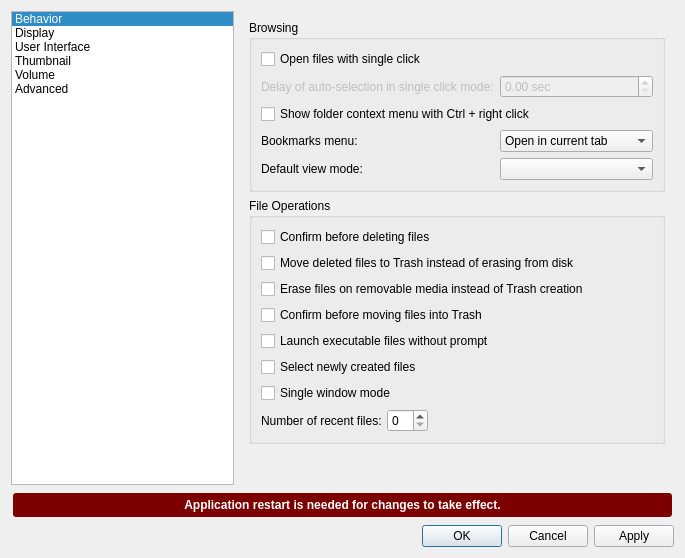
lxqt/pcmanfm-qt, file pcmanfm/preferences.ui: the form before one commit.
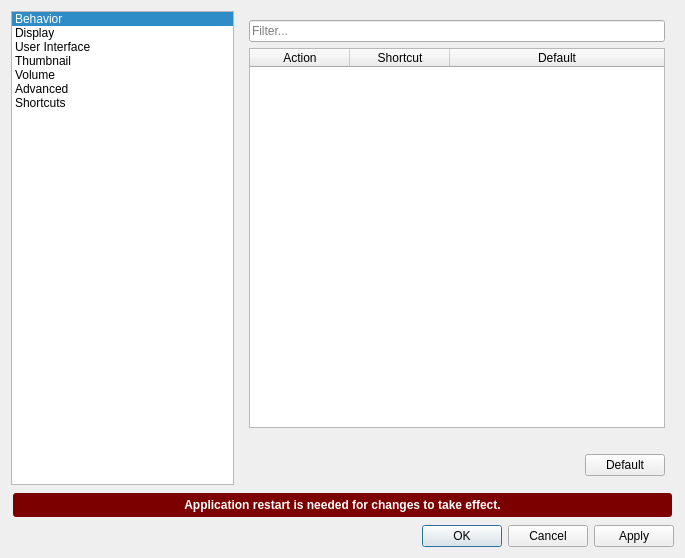
The form after the commit. The open tabs and pages were chosen to show the change.

```diff
--- a/pcmanfm/preferences.ui
+++ b/pcmanfm/preferences.ui
@@ -60,6 +60,11 @@
          <string>Advanced</string>
         </property>
        </item>
+       <item>
+        <property name="text">
+         <string>Shortcuts</string>
+        </property>
+       </item>
       </widget>
      </item>
      <item>
@@ -1022,6 +1027,95 @@
          </item>
         </layout>
        </widget>
+       <widget class="QWidget" name="shortcutsPage">
+        <layout class="QVBoxLayout" name="shortcutsLayout">
+         <item>
+          <widget class="QLineEdit" name="shortcutFilter">
+           <property name="placeholderText">
+            <string>Filter...</string>
+           </property>
+           <property name="clearButtonEnabled">
+            <bool>true</bool>
+           </property>
+          </widget>
+         </item>
+         <item>
+          <widget class="QTableWidget" name="shortcutsTable">
+           <property name="toolTip">
+            <string>Double click a shortcut to change it.
+Use a modifier key to clear a shortcut in the editing mode.</string>
+           </property>
+           <property name="editTriggers">
+            <set>QAbstractItemView::DoubleClicked|QAbstractItemView::EditKeyPressed</set>
+           </property>
+           <property name="selectionMode">
+            <enum>QAbstractItemView::SingleSelection</enum>
+           </property>
+           <property name="selectionBehavior">
+            <enum>QAbstractItemView::SelectRows</enum>
+           </property>
+           <property name="sortingEnabled">
+            <bool>true</bool>
+           </property>
+           <attribute name="horizontalHeaderStretchLastSection">
+            <bool>true</bool>
+           </attribute>
+           <attribute name="verticalHeaderVisible">
+            <bool>false</bool>
+           </attribute>
+           <column>
+            <property name="text">
+             <string>Action</string>
+            </property>
+           </column>
+           <column>
+            <property name="text">
+             <string>Shortcut</string>
+            </property>
+           </column>
+           <column>
+            <property name="text">
+             <string>Default</string>
+            </property>
+           </column>
+          </widget>
+         </item>
+         <item>
+          <widget class="QLabel" name="shortcutWarning">
+           <property name="wordWrap">
+            <bool>true</bool>
+           </property>
+          </widget>
+         </item>
+         <item>
+          <layout class="QHBoxLayout" name="shortcutButtonsLayout">
+           <item>
+            <spacer name="shortcutButtonsSpacer">
+             <property name="orientation">
+              <enum>Qt::Horizontal</enum>
+             </property>
+             <property name="sizeHint" stdset="0">
+              <size>
+               <width>0</width>
+               <height>0</height>
+              </size>
+             </property>
+            </spacer>
+           </item>
+           <item>
+            <widget class="QPushButton" name="defaultShortcuts">
+             <property name="toolTip">
+              <string>Restore default shortcuts</string>
+             </property>
+             <property name="text">
+              <string>Default</string>
+             </property>
+            </widget>
+           </item>
+          </layout>
+         </item>
+        </layout>
+       </widget>
       </widget>
      </item>
     </layout>
```
